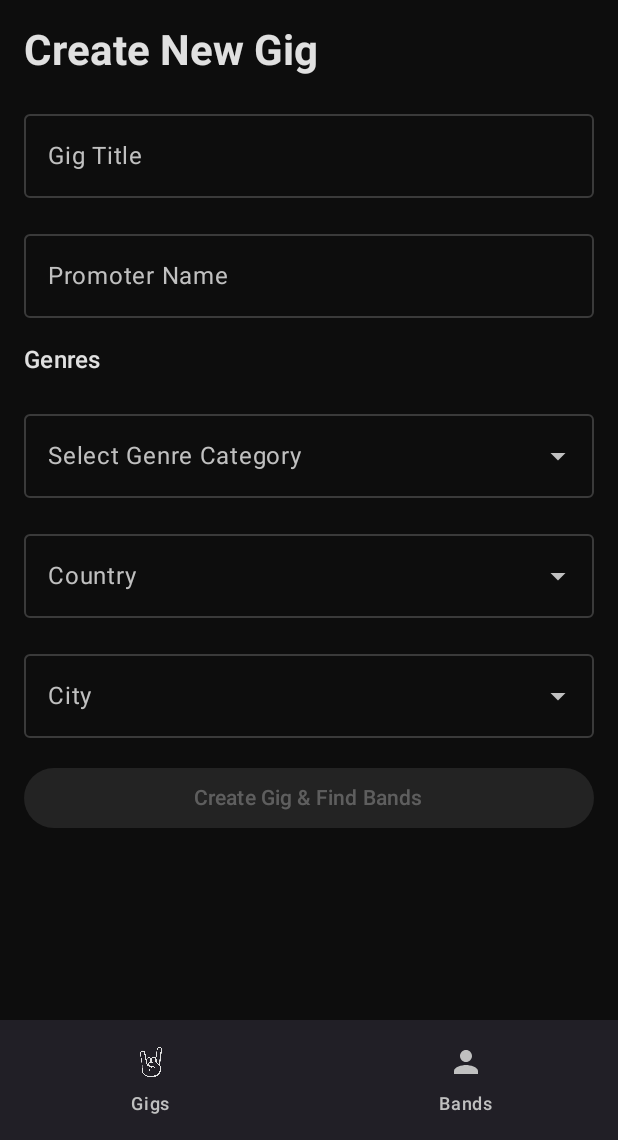
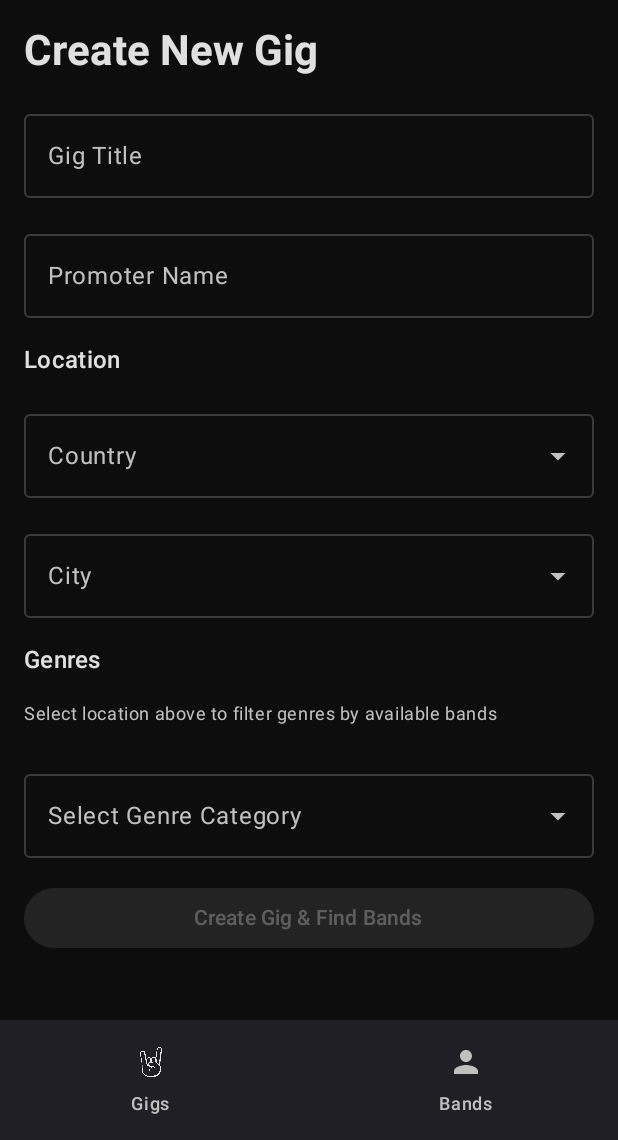
Before and after one commit to simonanger/gig_matcher, an Android app built with Jetpack Compose: the CreateGigScreen screen opened through its navigation route, on a phone screen of 412 x 824 dp, the part 96-1236 px from its top. Run offline under Robolectric (Android 15) with nearby library versions, the phone set to English and light mode, and no system bars.

Commit message:
now search by country and city first

```diff
--- a/app/src/main/java/com/simonanger/gigmatcher/ui/screens/CreateGigScreen.kt
+++ b/app/src/main/java/com/simonanger/gigmatcher/ui/screens/CreateGigScreen.kt
@@ -32,9 +32,22 @@ fun CreateGigScreen(bands: List<Band>, onGigCreated: (Gig) -> Unit) {
     var countryExpanded by remember { mutableStateOf(false) }
     var cityExpanded by remember { mutableStateOf(false) }
 
-    // Extract available genres from bands (deduplicated)
-    val availableGenres = remember(bands) {
-        bands.flatMap { it.genres }.distinct().sorted()
+    // Extract available genres from bands based on selected location (deduplicated)
+    val availableGenres = remember(bands, selectedCountry, selectedCity) {
+        val filteredBands = bands.filter { band ->
+            val countryMatch = if (selectedCountry.isNotBlank()) {
+                band.country == selectedCountry
+            } else true
+
+            val cityMatch = if (selectedCity.isNotBlank()) {
+                val bandCityName = band.location.split(",").firstOrNull()?.trim() ?: band.location
+                bandCityName == selectedCity
+            } else true
+
+            countryMatch && cityMatch
+        }
+
+        filteredBands.flatMap { it.genres }.distinct().sorted()
     }
 
     // Get genre categories
@@ -110,12 +123,104 @@ fun CreateGigScreen(bands: List<Band>, onGigCreated: (Gig) -> Unit) {
             modifier = Modifier.fillMaxWidth()
         )
 
+        // Location Section
+        Text(
+            text = "Location",
+            style = MaterialTheme.typography.titleMedium,
+            fontWeight = FontWeight.Medium
+        )
+
+        // Country Dropdown
+        ExposedDropdownMenuBox(
+            expanded = countryExpanded,
+            onExpandedChange = { countryExpanded = !countryExpanded }
+        ) {
+            OutlinedTextField(
+                value = selectedCountry,
+                onValueChange = {},
+                readOnly = true,
+                label = { Text("Country") },
+                trailingIcon = { ExposedDropdownMenuDefaults.TrailingIcon(expanded = countryExpanded) },
+                modifier = Modifier
+                    .menuAnchor()
+                    .fillMaxWidth()
+            )
+            ExposedDropdownMenu(
+                expanded = countryExpanded,
+                onDismissRequest = { countryExpanded = false }
+            ) {
+                availableCountries.forEach { country ->
+                    DropdownMenuItem(
+                        text = { Text(country) },
+                        onClick = {
+                            selectedCountry = country
+                            countryExpanded = false
+                        }
+                    )
+                }
+            }
+        }
+
+        // City Dropdown
+        ExposedDropdownMenuBox(
+            expanded = cityExpanded,
+            onExpandedChange = { cityExpanded = !cityExpanded }
+        ) {
+            OutlinedTextField(
+                value = selectedCity,
+                onValueChange = {},
+                readOnly = true,
+                label = { Text("City") },
+                trailingIcon = { ExposedDropdownMenuDefaults.TrailingIcon(expanded = cityExpanded) },
+                modifier = Modifier
+                    .menuAnchor()
+                    .fillMaxWidth()
+            )
+            ExposedDropdownMenu(
+                expanded = cityExpanded,
+                onDismissRequest = { cityExpanded = false }
+            ) {
+                availableCities.forEach { city ->
+                    DropdownMenuItem(
+                        text = { Text(city) },
+                        onClick = {
+                            selectedCity = city
+                            cityExpanded = false
+                        }
+                    )
+                }
+            }
+        }
+
         // Genres Section
         Text(
             text = "Genres",
             style = MaterialTheme.typography.titleMedium,
             fontWeight = FontWeight.Medium
         )
+
+        // Show location-based genre filtering info
+        if (selectedCountry.isNotBlank() || selectedCity.isNotBlank()) {
+            val locationText = when {
+                selectedCountry.isNotBlank() && selectedCity.isNotBlank() -> "$selectedCity, $selectedCountry"
+                selectedCountry.isNotBlank() -> selectedCountry
+                selectedCity.isNotBlank() -> selectedCity
+                else -> ""
+            }
+            Text(
+                text = "Showing genres available in $locationText (${availableGenres.size} genres)",
+                style = MaterialTheme.typography.bodySmall,
+                color = MaterialTheme.colorScheme.primary,
+                modifier = Modifier.padding(bottom = 8.dp)
+            )
+        } else {
+            Text(
+                text = "Select location above to filter genres by available bands",
+                style = MaterialTheme.typography.bodySmall,
+                color = MaterialTheme.colorScheme.onSurfaceVariant,
+                modifier = Modifier.padding(bottom = 8.dp)
+            )
+        }
 
         // Selected genres
         if (selectedGenres.isNotEmpty()) {
@@ -216,68 +321,6 @@ fun CreateGigScreen(bands: List<Band>, onGigCreated: (Gig) -> Unit) {
             )
         }
 
-        // Country Dropdown
-        ExposedDropdownMenuBox(
-            expanded = countryExpanded,
-            onExpandedChange = { countryExpanded = !countryExpanded }
-        ) {
-            OutlinedTextField(
-                value = selectedCountry,
-                onValueChange = {},
-                readOnly = true,
-                label = { Text("Country") },
-                trailingIcon = { ExposedDropdownMenuDefaults.TrailingIcon(expanded = countryExpanded) },
-                modifier = Modifier
-                    .menuAnchor()
-                    .fillMaxWidth()
-            )
-            ExposedDropdownMenu(
-                expanded = countryExpanded,
-                onDismissRequest = { countryExpanded = false }
-            ) {
-                availableCountries.forEach { country ->
-                    DropdownMenuItem(
-                        text = { Text(country) },
-                        onClick = {
-                            selectedCountry = country
-                            countryExpanded = false
-                        }
-                    )
-                }
-            }
-        }
-
-        // City Dropdown
-        ExposedDropdownMenuBox(
-            expanded = cityExpanded,
-            onExpandedChange = { cityExpanded = !cityExpanded }
-        ) {
-            OutlinedTextField(
-                value = selectedCity,
-                onValueChange = {},
-                readOnly = true,
-                label = { Text("City") },
-                trailingIcon = { ExposedDropdownMenuDefaults.TrailingIcon(expanded = cityExpanded) },
-                modifier = Modifier
-                    .menuAnchor()
-                    .fillMaxWidth()
-            )
-            ExposedDropdownMenu(
-                expanded = cityExpanded,
-                onDismissRequest = { cityExpanded = false }
-            ) {
-                availableCities.forEach { city ->
-                    DropdownMenuItem(
-                        text = { Text(city) },
-                        onClick = {
-                            selectedCity = city
-                            cityExpanded = false
-                        }
-                    )
-                }
-            }
-        }
-
         Button(
             onClick = {
                 if (title.isNotBlank() && selectedGenres.isNotEmpty() &&
```
Also changed, not shown: app/src/main/java/com/simonanger/gigmatcher/ui/screens/BandDetailScreen.kt (+35 -5 lines), app/src/main/java/com/simonanger/gigmatcher/ui/screens/GigBandsScreen.kt (+8 -2 lines).
